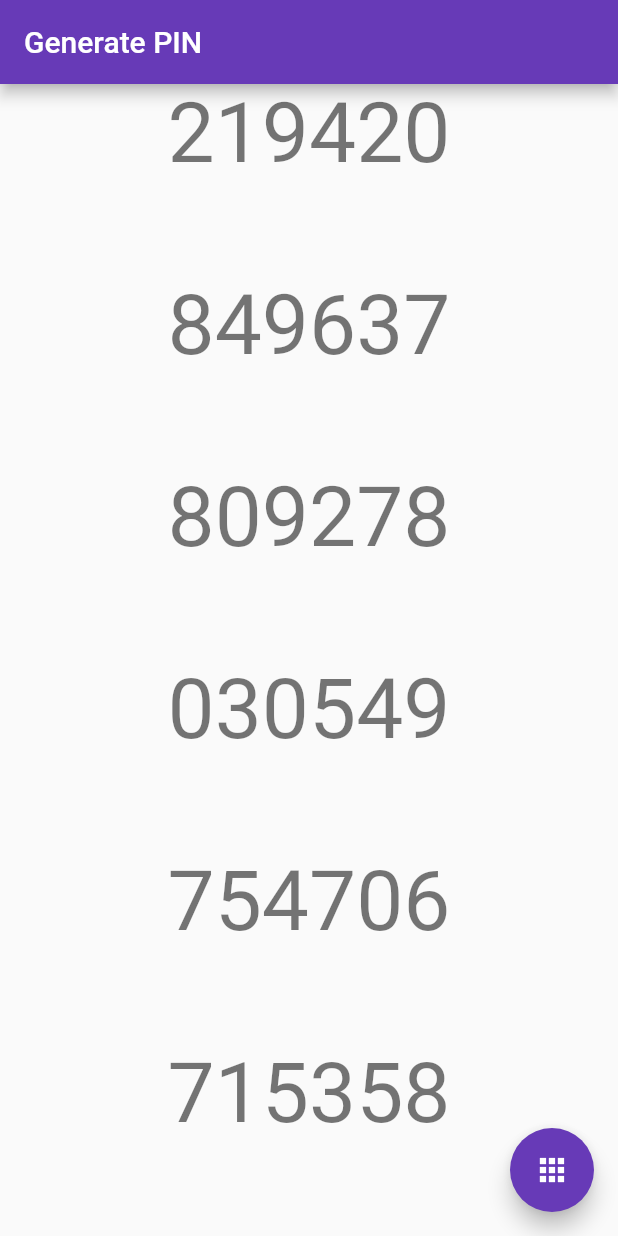
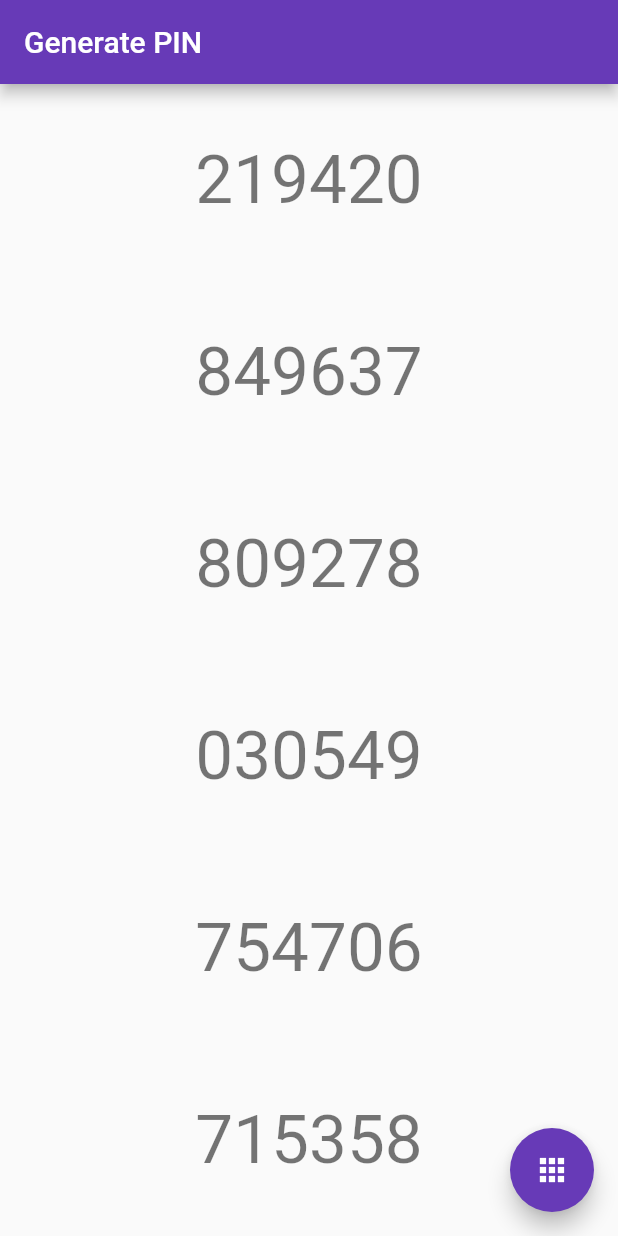
Before and after one commit to davidfung/genpin-flutter, a Flutter app: the screen it shows after launch, after a tap on the "apps" icon, on a phone screen of 412 x 824 dp. Run offline on Flutter 3.47's test engine with Material 2 defaults, Android fonts, the phone set to English and light mode, and no system bars.

Commit message:
Evenly distribute pins vertically

```diff
--- a/lib/main.dart
+++ b/lib/main.dart
@@ -53,14 +53,13 @@ class _MyHomePageState extends State<MyHomePage> {
       ),
       body: Center(
         child: Column(
-          mainAxisAlignment: MainAxisAlignment.center,
           children: <Widget>[
-            Expanded(child: Text('$_pin1', style: Theme.of(context).textTheme.display3)),
-            Expanded(child: Text('$_pin2', style: Theme.of(context).textTheme.display3)),
-            Expanded(child: Text('$_pin3', style: Theme.of(context).textTheme.display3)),
-            Expanded(child: Text('$_pin4', style: Theme.of(context).textTheme.display3)),
-            Expanded(child: Text('$_pin5', style: Theme.of(context).textTheme.display3)),
-            Expanded(child: Text('$_pin6', style: Theme.of(context).textTheme.display3)),
+            Expanded(child: Center(child: Text('$_pin1', style: Theme.of(context).textTheme.display2))),
+            Expanded(child: Center(child: Text('$_pin2', style: Theme.of(context).textTheme.display2))),
+            Expanded(child: Center(child: Text('$_pin3', style: Theme.of(context).textTheme.display2))),
+            Expanded(child: Center(child: Text('$_pin4', style: Theme.of(context).textTheme.display2))),
+            Expanded(child: Center(child: Text('$_pin5', style: Theme.of(context).textTheme.display2))),
+            Expanded(child: Center(child: Text('$_pin6', style: Theme.of(context).textTheme.display2))),
           ],
         ),
       ),
```
